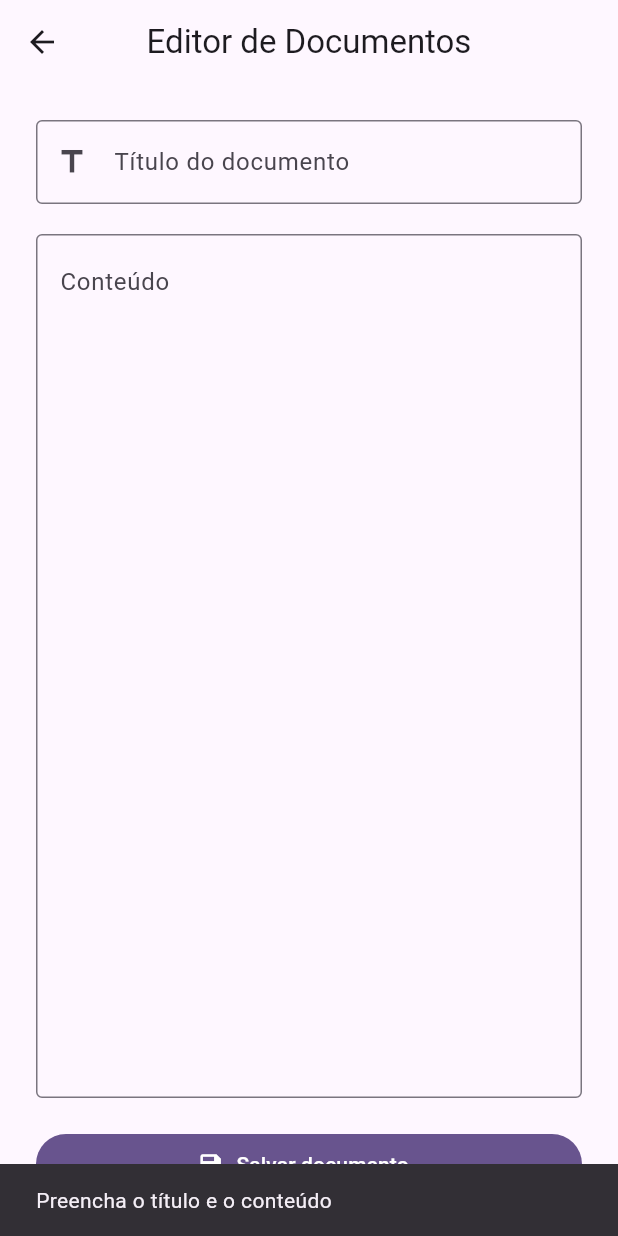
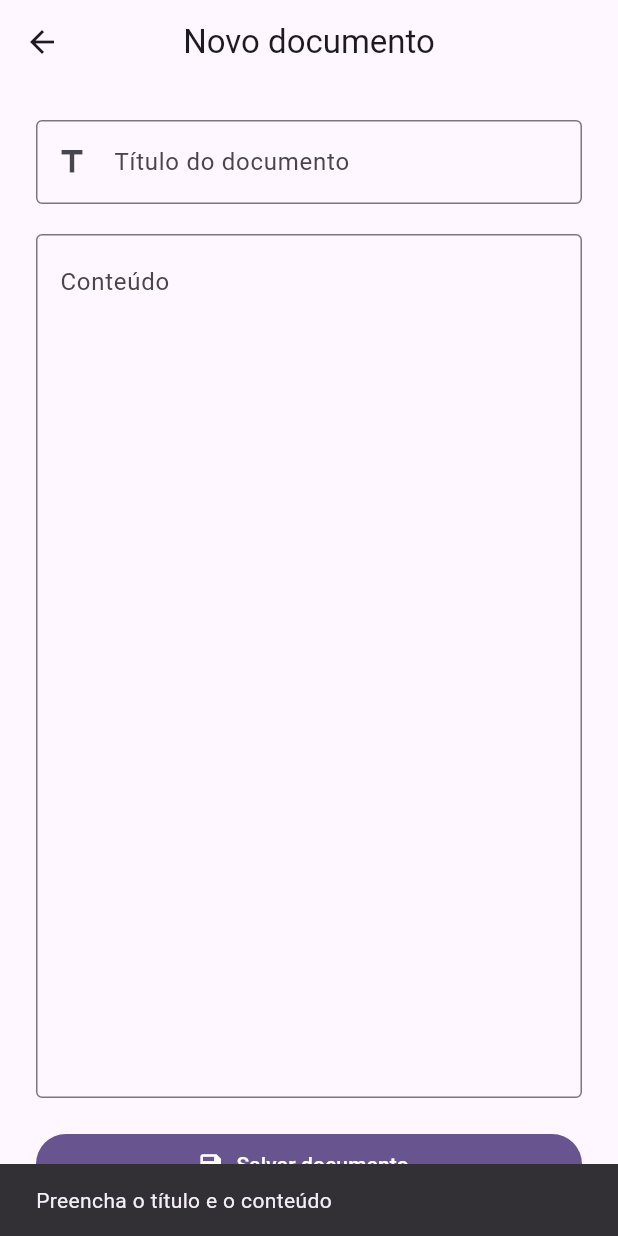
Before and after one commit to marcodouglas-s/edit-doc-flutter, a Flutter app: the EditorView screen opened by its route, after a tap on "Salvar documento", on a phone screen of 412 x 824 dp. Run offline on Flutter 3.47's test engine with Material 3 defaults, Android fonts, the phone set to English and light mode, and no system bars; our stand-ins replace shared_preferences; accounts and stored records are empty.

Commit message:
Etapa 5: CRUD de documentos, tema e sessão persistidos

```diff
--- a/lib/models/services/banco_local_service.dart
+++ b/lib/models/services/banco_local_service.dart
@@ -1,14 +1,11 @@
-
 import 'dart:convert';
 
 import 'package:shared_preferences/shared_preferences.dart';
 
 import '../usuario.dart';
-import '../documento.dart';
 
 class BancoLocalService {
   static const String _chaveUsuarios = 'usuarios';
-  static const String _chaveDocumentos = 'documentos';
 
   // Salvar lista de usuários
   Future<void> salvarUsuarios(List<Usuario> usuarios) async {
@@ -16,10 +13,7 @@ class BancoLocalService {
 
     final dados = usuarios.map((u) => u.toJson()).toList();
 
-    await prefs.setString(
-      _chaveUsuarios,
-      jsonEncode(dados),
-    );
+    await prefs.setString(_chaveUsuarios, jsonEncode(dados));
   }
 
   // Recuperar lista de usuários
@@ -38,76 +32,4 @@ class BancoLocalService {
             ))
         .toList();
   }
-
-  // Salvar lista de documentos
-  Future<void> salvarDocumentos(
-    List<Documento> documentos,
-  ) async {
-    final prefs = await SharedPreferences.getInstance();
-
-    final dados = documentos
-        .map((documento) => documento.toJson())
-        .toList();
-
-    await prefs.setString(
-      _chaveDocumentos,
-      jsonEncode(dados),
-    );
-  }
-
-  // Listar todos os documentos
-  Future<List<Documento>> listarDocumentos() async {
-    final prefs = await SharedPreferences.getInstance();
-
-    final dados = prefs.getString(_chaveDocumentos);
-
-    if (dados == null) return [];
-
-    final lista = jsonDecode(dados) as List<dynamic>;
-
-    return lista
-        .map((item) => Documento.fromJson(
-              Map<String, dynamic>.from(item as Map),
-            ))
-        .toList();
-  }
-
-  // Criar documento
-  Future<void> criarDocumento(Documento documento) async {
-    final documentos = await listarDocumentos();
-
-    documentos.add(documento);
-
-    await salvarDocumentos(documentos);
-  }
-
-  // Atualizar documento existente
-  Future<void> atualizarDocumento(
-    Documento documento,
-  ) async {
-    final documentos = await listarDocumentos();
-
-    final indice = documentos.indexWhere(
-      (item) => item.id == documento.id,
-    );
-
-    if (indice == -1) {
-      throw Exception('Documento não encontrado');
-    }
-
-    documentos[indice] = documento;
-
-    await salvarDocumentos(documentos);
-  }
-
-  // Excluir documento
-  Future<void> excluirDocumento(String id) async {
-    final documentos = await listarDocumentos();
-
-    documentos.removeWhere(
-      (documento) => documento.id == id,
-    );
-
-    await salvarDocumentos(documentos);
-  }
 }
--- /dev/null
+++ b/lib/models/services/documento_storage_service.dart
@@ -0,0 +1,69 @@
+import 'dart:convert';
+
+import 'package:shared_preferences/shared_preferences.dart';
+
+import '../documento.dart';
+
+class DocumentoStorageService {
+  static const String _chaveDocumentos = 'documentos';
+
+  // READ: todos os documentos
+  Future<List<Documento>> listarDocumentos() async {
+    final prefs = await SharedPreferences.getInstance();
+    final dados = prefs.getString(_chaveDocumentos);
+
+    if (dados == null) return [];
+
+    final lista = jsonDecode(dados) as List<dynamic>;
+
+    return lista
+        .map((item) => Documento.fromJson(
+              Map<String, dynamic>.from(item as Map),
+            ))
+        .toList();
+  }
+
+  // READ: documentos de um usuário
+  Future<List<Documento>> listarPorUsuario(String usuarioId) async {
+    final todos = await listarDocumentos();
+    return todos.where((doc) => doc.usuarioId == usuarioId).toList();
+  }
+
+  // CREATE
+  Future<void> criarDocumento(Documento documento) async {
+    final documentos = await listarDocumentos();
+    documentos.add(documento);
+    await _salvar(documentos);
+  }
+
+  // UPDATE
+  Future<void> atualizarDocumento(Documento documento) async {
+    final documentos = await listarDocumentos();
+
+    final indice = documentos.indexWhere(
+      (item) => item.id == documento.id,
+    );
+
+    if (indice == -1) {
+      throw Exception('Documento não encontrado');
+    }
+
+    documentos[indice] = documento;
+    await _salvar(documentos);
+  }
+
+  // DELETE
+  Future<void> excluirDocumento(String id) async {
+    final documentos = await listarDocumentos();
+    documentos.removeWhere((documento) => documento.id == id);
+    await _salvar(documentos);
+  }
+
+  Future<void> _salvar(List<Documento> documentos) async {
+    final prefs = await SharedPreferences.getInstance();
+
+    final dados = documentos.map((doc) => doc.toJson()).toList();
+
+    await prefs.setString(_chaveDocumentos, jsonEncode(dados));
+  }
+}
--- a/lib/views/cadastro_view.dart
+++ b/lib/views/cadastro_view.dart
@@ -20,11 +20,8 @@ class _CadastroViewState extends State<CadastroView> {
 
   final AuthViewModel _auth = AuthViewModel();
 
-  @override
+ @override
 void dispose() {
-
-  _auth.dispose();
-
   _nomeController.dispose();
   _emailController.dispose();
   _senhaController.dispose();
--- a/lib/views/editor_view.dart
+++ b/lib/views/editor_view.dart
@@ -1,7 +1,7 @@
-
 import 'package:flutter/material.dart';
 
 import '../models/documento.dart';
+import '../viewmodels/auth_viewmodel.dart';
 import '../viewmodels/documentos_viewmodel.dart';
 
 class EditorView extends StatefulWidget {
@@ -15,21 +15,35 @@ class _EditorViewState extends State<EditorView> {
   final _tituloController = TextEditingController();
   final _conteudoController = TextEditingController();
 
-  final DocumentosViewModel _documentosVM =
-      DocumentosViewModel();
+  final DocumentosViewModel _documentosVM = DocumentosViewModel();
 
   String? _usuarioId;
-  bool _salvando = false;
+  Documento? _documento; // null = novo documento
+  bool _inicializado = false;
+
+  bool get _editando => _documento != null;
 
   @override
   void didChangeDependencies() {
     super.didChangeDependencies();
 
-    final argumentos =
-        ModalRoute.of(context)?.settings.arguments;
+    if (_inicializado) return;
+    _inicializado = true;
 
-    if (argumentos is String) {
+    final argumentos = ModalRoute.of(context)?.settings.arguments;
+
+    if (argumentos is Documento) {
+      // Edição: recebeu o documento selecionado
+      _documento = argumentos;
+      _usuarioId = argumentos.usuarioId;
+      _tituloController.text = argumentos.titulo;
+      _conteudoController.text = argumentos.conteudo;
+    } else if (argumentos is String && argumentos.isNotEmpty) {
+      // Criação: recebeu o id do usuário
       _usuarioId = argumentos;
+    } else {
+      // Ex.: página recarregada (F5): usa a sessão salva
+      _usuarioId = AuthViewModel().usuarioAtual?.id;
     }
   }
 
@@ -40,9 +54,7 @@ class _EditorViewState extends State<EditorView> {
     if (titulo.isEmpty || conteudo.isEmpty) {
       ScaffoldMessenger.of(context).showSnackBar(
         const SnackBar(
-          content: Text(
-            'Preencha o título e o conteúdo',
-          ),
+          content: Text('Preencha o título e o conteúdo'),
         ),
       );
       return;
@@ -57,13 +69,23 @@ class _EditorViewState extends State<EditorView> {
       return;
     }
 
-    setState(() {
-      _salvando = true;
-    });
-
     final agora = DateTime.now();
 
-    final documento = Documento(
+    final bool sucesso;
+
+    if (_editando) {
+      final atualizado = Documento(
+        id: _documento!.id,
+        usuarioId: _documento!.usuarioId,
+        titulo: titulo,
+        conteudo: conteudo,
+        dataCriacao: _documento!.dataCriacao,
+        dataAtualizacao: agora,
+      );
+
+      sucesso = await _documentosVM.atualizarDocumento(atualizado);
+    } else {
+      final novo = Documento(
         id: agora.microsecondsSinceEpoch.toString(),
         usuarioId: _usuarioId!,
         titulo: titulo,
@@ -72,14 +94,10 @@ class _EditorViewState extends State<EditorView> {
         dataAtualizacao: agora,
       );
 
-    final sucesso =
-        await _documentosVM.criarDocumento(documento);
+      sucesso = await _documentosVM.criarDocumento(novo);
+    }
 
     if (!mounted) return;
-
-    setState(() {
-      _salvando = false;
-    });
 
     if (sucesso) {
       Navigator.pop(context, true);
@@ -87,8 +105,7 @@ class _EditorViewState extends State<EditorView> {
       ScaffoldMessenger.of(context).showSnackBar(
         SnackBar(
           content: Text(
-            _documentosVM.erro ??
-                'Erro ao salvar documento',
+            _documentosVM.erro ?? 'Erro ao salvar documento',
           ),
         ),
       );
@@ -107,19 +124,18 @@ class _EditorViewState extends State<EditorView> {
   Widget build(BuildContext context) {
     return Scaffold(
       appBar: AppBar(
-        title: const Text('Editor de Documentos'),
+        title: Text(
+          _editando ? 'Editar documento' : 'Novo documento',
+        ),
         centerTitle: true,
       ),
       body: Center(
         child: ConstrainedBox(
-          constraints: const BoxConstraints(
-            maxWidth: 750,
-          ),
+          constraints: const BoxConstraints(maxWidth: 750),
           child: Padding(
             padding: const EdgeInsets.all(24),
             child: Column(
-              crossAxisAlignment:
-                  CrossAxisAlignment.stretch,
+              crossAxisAlignment: CrossAxisAlignment.stretch,
               children: [
                 TextField(
                   controller: _tituloController,
@@ -129,48 +145,48 @@ class _EditorViewState extends State<EditorView> {
                     border: OutlineInputBorder(),
                   ),
                 ),
-
                 const SizedBox(height: 20),
-
                 Expanded(
                   child: TextField(
                     controller: _conteudoController,
                     expands: true,
                     maxLines: null,
                     minLines: null,
-                    textAlignVertical:
-                        TextAlignVertical.top,
+                    textAlignVertical: TextAlignVertical.top,
                     decoration: const InputDecoration(
                       labelText: 'Conteúdo',
-                      hintText:
-                          'Escreva seu documento...',
+                      hintText: 'Escreva seu documento...',
                       alignLabelWithHint: true,
                       border: OutlineInputBorder(),
                     ),
                   ),
                 ),
+                const SizedBox(height: 20),
+                ListenableBuilder(
+                  listenable: _documentosVM,
+                  builder: (context, child) {
+                    final salvando = _documentosVM.salvando;
 
-                const SizedBox(height: 20),
-
-                FilledButton.icon(
-                  onPressed: _salvando
-                      ? null
-                      : _salvarDocumento,
-                  icon: _salvando
+                    return FilledButton.icon(
+                      onPressed: salvando ? null : _salvarDocumento,
+                      icon: salvando
                           ? const SizedBox(
                               width: 18,
                               height: 18,
-                          child:
-                              CircularProgressIndicator(
+                              child: CircularProgressIndicator(
                                 strokeWidth: 2,
                               ),
                             )
                           : const Icon(Icons.save),
                       label: Text(
-                    _salvando
+                        salvando
                             ? 'Salvando...'
-                        : 'Salvar documento',
+                            : (_editando
+                                ? 'Salvar alterações'
+                                : 'Salvar documento'),
                       ),
+                    );
+                  },
                 ),
               ],
             ),
--- a/lib/views/login_view.dart
+++ b/lib/views/login_view.dart
@@ -22,8 +22,6 @@ class _LoginViewState extends State<LoginView> {
 
 @override
 void dispose() {
-  _auth.dispose();
-
   _emailController.dispose();
   _senhaController.dispose();
 
```
Also changed, not shown: lib/main.dart (+24 -7 lines), lib/models/services/preferences_service.dart (+18 -3 lines), lib/viewmodels/auth_viewmodel.dart (+52 -7 lines), lib/viewmodels/documentos_viewmodel.dart (+30 -26 lines), lib/views/home_view.dart (+95 -31 lines). Lines whose indentation alone changed are shown as unchanged.
